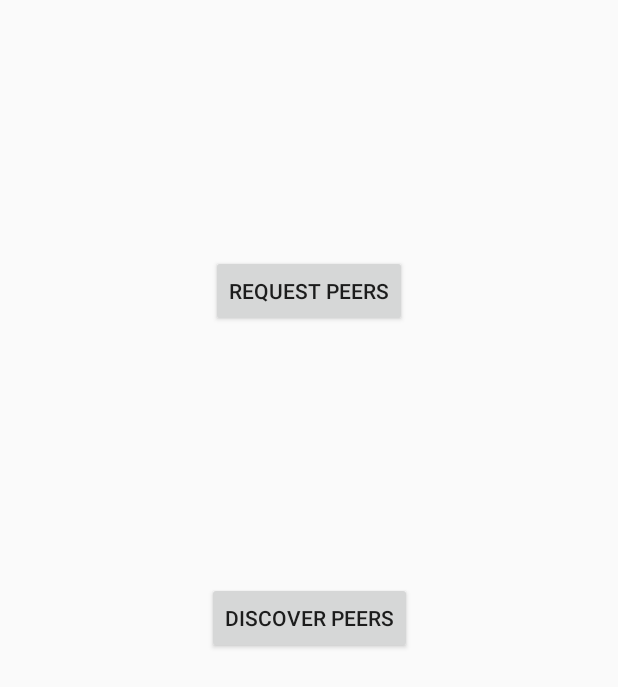
After one commit to ZaneRammal/QuietPeopleMeet, an Android app: the MyWiFiActivity screen opened directly, with no data from a screen before it, on a phone screen of 412 x 824 dp. The commit adds this screen. Shown: the top 687 px of the screen. Run offline under Robolectric (Android 15) with nearby library versions, the light colour scheme and no system bars.

Commit message:
got solid tester and starter for peer to peer
added p2p tester fragment
confirmed ability to discover devices on network

TODO:
Find out how to limit peer search to ONLY other QuietPeopleMeet users

```diff
--- a/app/src/main/java/ca/uoit/quietpeoplemeet1/HomePageActivity.java
+++ b/app/src/main/java/ca/uoit/quietpeoplemeet1/HomePageActivity.java
@@ -188,6 +188,10 @@ public class HomePageActivity extends AppCompatActivity implements RecordFragmen
                 //
                 //
                 break;
+            case R.id.nav_logan:
+                intent = new Intent(HomePageActivity.this, MyWiFiActivity.class);
+                intent.addFlags(Intent.FLAG_ACTIVITY_CLEAR_TOP);
+                HomePageActivity.this.startActivity(intent);
             default:
                 fragment = startFragment;
                 break;
--- a/app/src/main/java/ca/uoit/quietpeoplemeet1/LocationFinder.java
+++ b/app/src/main/java/ca/uoit/quietpeoplemeet1/LocationFinder.java
@@ -75,10 +75,6 @@ public class LocationFinder implements LocationListener {
     public void onLocationChanged(Location location) {
         this.latitude = location.getLatitude();
         this.longitude = location.getLongitude();
-
-        String s = " Lat: " + Double.toString(latitude) + " Long : " + Double.toString(longitude);
-        Toast toast = Toast.makeText(this.context, s, Toast.LENGTH_SHORT);
-        toast.show();
     }
 
 
--- /dev/null
+++ b/app/src/main/java/ca/uoit/quietpeoplemeet1/MyWiFiActivity.java
@@ -0,0 +1,129 @@
+package ca.uoit.quietpeoplemeet1;
+
+import android.content.BroadcastReceiver;
+import android.content.Context;
+import android.content.IntentFilter;
+import android.net.wifi.p2p.WifiP2pConfig;
+import android.net.wifi.p2p.WifiP2pDevice;
+import android.net.wifi.p2p.WifiP2pDeviceList;
+import android.net.wifi.p2p.WifiP2pManager;
+import android.support.v7.app.AppCompatActivity;
+import android.os.Bundle;
+import android.util.Log;
+import android.view.View;
+import android.widget.Toast;
+
+public class MyWiFiActivity extends AppCompatActivity {
+
+    IntentFilter mIntentFilter;
+    WifiP2pManager mManager;
+    WifiP2pManager.Channel mChannel;
+    BroadcastReceiver mReceiver;
+
+    WifiP2pManager.PeerListListener myPeerListListener;
+
+
+    public static final String TAG = "DEVICE_FINDER_ACTIVITY";
+
+    @Override
+    protected void onCreate(Bundle savedInstanceState) {
+        super.onCreate(savedInstanceState);
+        setContentView(R.layout.activity_my_wifi);
+
+        //check permissions
+
+
+        mManager = (WifiP2pManager) getSystemService(Context.WIFI_P2P_SERVICE);
+        mChannel = mManager.initialize(this, getMainLooper(), null);
+        mReceiver = new WiFiDirectBroadcastReceiver(mManager, mChannel, this);
+
+
+        mIntentFilter = new IntentFilter();
+        mIntentFilter.addAction(WifiP2pManager.WIFI_P2P_STATE_CHANGED_ACTION);
+        mIntentFilter.addAction(WifiP2pManager.WIFI_P2P_PEERS_CHANGED_ACTION);
+        mIntentFilter.addAction(WifiP2pManager.WIFI_P2P_CONNECTION_CHANGED_ACTION);
+        mIntentFilter.addAction(WifiP2pManager.WIFI_P2P_THIS_DEVICE_CHANGED_ACTION);
+
+
+
+    }
+
+
+
+
+
+    /* register the broadcast receiver with the intent values to be matched */
+    @Override
+    protected void onResume() {
+        super.onResume();
+        registerReceiver(mReceiver, mIntentFilter);
+    }
+    /* unregister the broadcast receiver */
+    @Override
+    protected void onPause() {
+        super.onPause();
+        unregisterReceiver(mReceiver);
+    }
+
+
+
+    public void connectToPeer(WifiP2pDevice d){
+
+        final WifiP2pDevice device =d;
+        WifiP2pConfig config = new WifiP2pConfig();
+        config.deviceAddress = device.deviceAddress;
+        mManager.connect(mChannel, config, new WifiP2pManager.ActionListener() {
+
+            @Override
+            public void onSuccess() {
+                //success logic
+                Log.d(TAG , "Connected to device : " + device.deviceName);
+            }
+
+            @Override
+            public void onFailure(int reason) {
+                //failure logic
+                Log.d(TAG , "Failed to connect to device : " + device.deviceName);
+            }
+        });
+
+    }
+
+
+    public void requestPeers(View v){
+        mManager.requestPeers(mChannel, new WifiP2pManager.PeerListListener() {
+            @Override
+            public void onPeersAvailable(WifiP2pDeviceList wifiP2pDeviceList) {
+
+                for (WifiP2pDevice device : wifiP2pDeviceList.getDeviceList())
+                {
+                    Log.d(TAG , "found device : " + device.deviceName);
+                    Toast.makeText(getApplicationContext(),"found device : " + device.deviceName,Toast.LENGTH_SHORT).show();
+                }
+            }
+        });
+    }
+
+
+    //button reaction to discover peers
+    public void discoverPeers(View v){
+
+        mManager.discoverPeers(mChannel, new WifiP2pManager.ActionListener() {
+            @Override
+            public void onSuccess() {
+                Toast.makeText(getApplicationContext(),"DISCOVER PEERS SUCCESS",Toast.LENGTH_LONG).show();
+            }
+
+            @Override
+            public void onFailure(int reasonCode) {
+                Toast.makeText(getApplicationContext(),"DISCOVER PEERS FAIL WITH CODE " + reasonCode,Toast.LENGTH_LONG).show();
+            }
+        });
+
+
+    }
+
+
+
+
+}
--- /dev/null
+++ b/app/src/main/java/ca/uoit/quietpeoplemeet1/WiFiDirectBroadcastReceiver.java
@@ -0,0 +1,64 @@
+package ca.uoit.quietpeoplemeet1;
+
+import android.content.BroadcastReceiver;
+import android.content.Context;
+import android.content.Intent;
+import android.net.wifi.p2p.WifiP2pManager;
+
+
+public class WiFiDirectBroadcastReceiver extends BroadcastReceiver {
+
+    public WifiP2pManager.PeerListListener myPeerListListener;
+
+    private WifiP2pManager mManager;
+    private WifiP2pManager.Channel mChannel;
+    private MyWiFiActivity mActivity;
+
+    public WiFiDirectBroadcastReceiver(WifiP2pManager manager, WifiP2pManager.Channel channel,
+                                       MyWiFiActivity activity) {
+        super();
+        this.mManager = manager;
+        this.mChannel = channel;
+        this.mActivity = activity;
+    }
+
+    @Override
+    public void onReceive(Context context, Intent intent) {
+        String action = intent.getAction();
+
+        if (WifiP2pManager.WIFI_P2P_STATE_CHANGED_ACTION.equals(action)) {
+
+
+
+
+
+            // Check to see if Wi-Fi is enabled and notify appropriate activity
+        } else if (WifiP2pManager.WIFI_P2P_PEERS_CHANGED_ACTION.equals(action)) {
+            // Call WifiP2pManager.requestPeers() to get a list of current peers
+        } else if (WifiP2pManager.WIFI_P2P_CONNECTION_CHANGED_ACTION.equals(action)) {
+            // Respond to new connection or disconnections
+        } else if (WifiP2pManager.WIFI_P2P_THIS_DEVICE_CHANGED_ACTION.equals(action)) {
+            // Respond to this device's wifi state changing
+        }
+
+        if (WifiP2pManager.WIFI_P2P_STATE_CHANGED_ACTION.equals(action)) {
+            int state = intent.getIntExtra(WifiP2pManager.EXTRA_WIFI_STATE, -1);
+            if (state == WifiP2pManager.WIFI_P2P_STATE_ENABLED) {
+                // Wifi P2P is enabled
+            } else {
+                // Wi-Fi P2P is not enabled
+            }
+
+
+            // request available peers from the wifi p2p manager. This is an
+            // asynchronous call and the calling activity is notified with a
+            // callback on PeerListListener.onPeersAvailable()
+            if (mManager != null) {
+                mManager.requestPeers(mChannel, myPeerListListener);
+            }
+        }
+
+
+    }
+
+}
--- /dev/null
+++ b/app/src/main/res/layout/activity_my_wifi.xml
@@ -0,0 +1,38 @@
+<?xml version="1.0" encoding="utf-8"?>
+<android.support.constraint.ConstraintLayout xmlns:android="http://schemas.android.com/apk/res/android"
+    xmlns:app="http://schemas.android.com/apk/res-auto"
+    xmlns:tools="http://schemas.android.com/tools"
+    android:layout_width="match_parent"
+    android:layout_height="match_parent"
+    tools:context=".MyWiFiActivity">
+
+    <Button
+        android:id="@+id/button2"
+        android:layout_width="wrap_content"
+        android:layout_height="wrap_content"
+        android:layout_marginStart="8dp"
+        android:layout_marginTop="8dp"
+        android:layout_marginEnd="8dp"
+        android:layout_marginBottom="8dp"
+        android:onClick="discoverPeers"
+        android:text="Discover Peers"
+        app:layout_constraintBottom_toBottomOf="parent"
+        app:layout_constraintEnd_toEndOf="parent"
+        app:layout_constraintStart_toStartOf="parent"
+        app:layout_constraintTop_toTopOf="parent" />
+
+    <Button
+        android:id="@+id/button4"
+        android:layout_width="wrap_content"
+        android:layout_height="wrap_content"
+        android:layout_marginStart="8dp"
+        android:layout_marginTop="8dp"
+        android:layout_marginEnd="8dp"
+        android:layout_marginBottom="8dp"
+        android:onClick="requestPeers"
+        android:text="Request Peers"
+        app:layout_constraintBottom_toTopOf="@+id/button2"
+        app:layout_constraintEnd_toEndOf="parent"
+        app:layout_constraintStart_toStartOf="parent"
+        app:layout_constraintTop_toTopOf="parent" />
+</android.support.constraint.ConstraintLayout>
--- a/app/src/main/res/menu/activity_home_page_drawer.xml
+++ b/app/src/main/res/menu/activity_home_page_drawer.xml
@@ -31,6 +31,11 @@
             android:id="@+id/nav_map"
             android:icon="@drawable/ic_menu_camera"
             android:title="@string/drawer_map" />
+        <item
+            android:id="@+id/nav_logan"
+            android:icon="@drawable/ic_menu_camera"
+            android:title="P2P tester" />
+
     </group>
 
     <item android:title="@string/drawer_group_name">
```
Also changed, not shown: app/src/main/AndroidManifest.xml (+10 -28 lines), app/src/main/java/ca/uoit/quietpeoplemeet1/P2PActivity.java (deleted, +0 -48 lines), app/src/main/java/ca/uoit/quietpeoplemeet1/P2pReceive.java (deleted, +0 -90 lines), app/src/main/java/ca/uoit/quietpeoplemeet1/SendFragment.java (deleted, +0 -108 lines), app/src/main/java/ca/uoit/quietpeoplemeet1/SetupP2p.java (deleted, +0 -42 lines), app/src/main/res/layout/activity_p2_p.xml (deleted, +0 -9 lines), app/src/main/res/layout/fragment_send.xml (deleted, +0 -14 lines).
